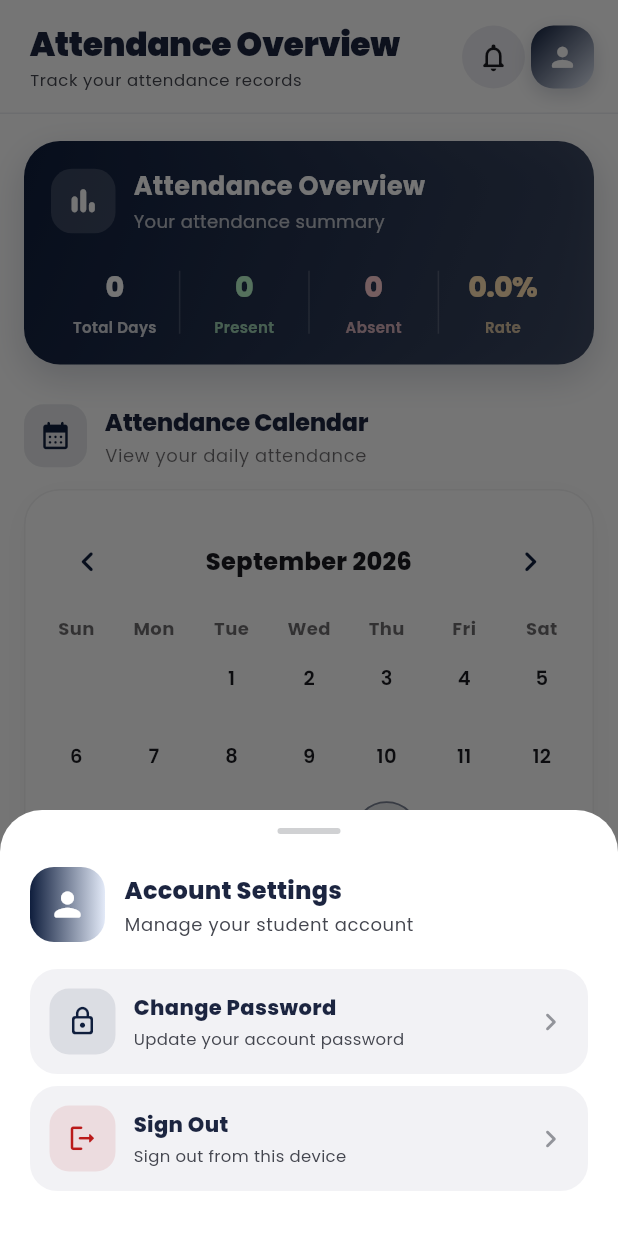
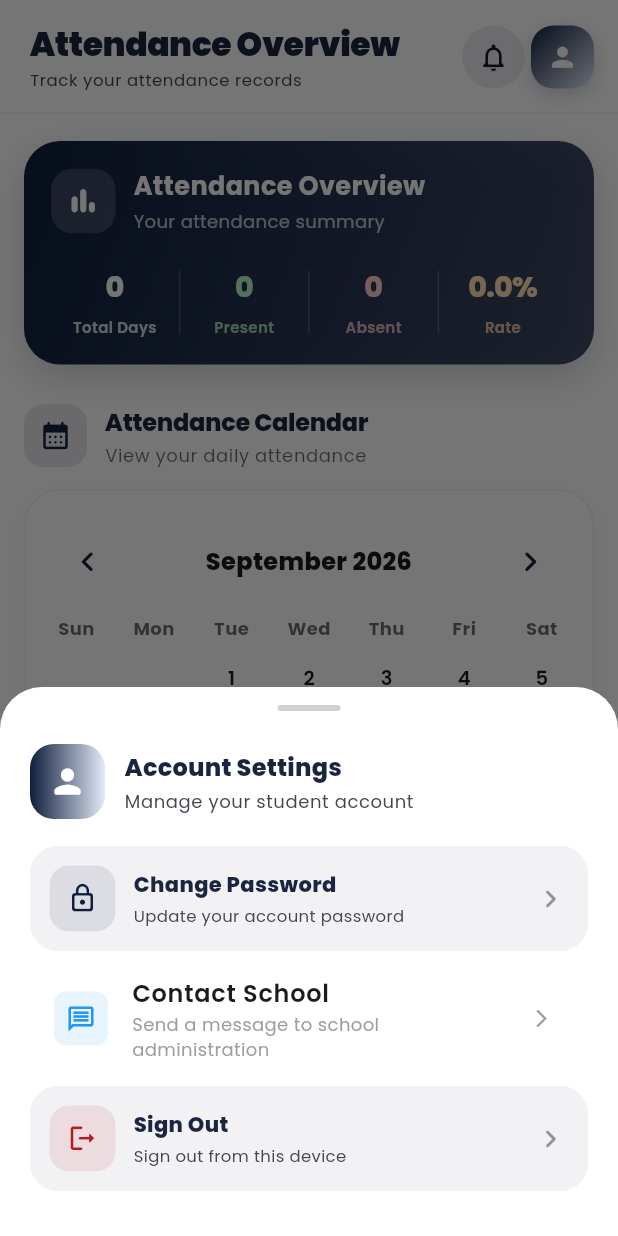
Before and after one commit to mueedkhan679/school_managment_software, a Flutter app: the MainScaffoldView screen opened directly, item 2 of the bottom bar chosen, after a tap on the "person" icon, on a phone screen of 412 x 824 dp. Run offline on Flutter 3.47's test engine with Material 3 defaults, Android fonts, the phone set to English and light mode, and no system bars; drawn by our look-alikes of flutter_animate, table_calendar; our stand-ins replace cached_network_image, firebase_core, firebase_messaging, flutter_local_notifications, flutter_secure_storage, flutter_spinkit and 5 more; missing offline and left inert: mobile_scanner; accounts and stored records are empty; network calls fail.

Commit message:
Add inbox direct reply and interactive student profile modal

```diff
--- a/student_portal_app/lib/views/main_scaffold_view.dart
+++ b/student_portal_app/lib/views/main_scaffold_view.dart
@@ -175,6 +175,29 @@ class _MainScaffoldViewState extends State<MainScaffoldView> {
                   onTap: () {
                     Navigator.pop(context);
                     _openChangePassword();
+                  },
+                ),
+
+                const SizedBox(height: 8),
+
+                ListTile(
+                  leading: Container(
+                    padding: const EdgeInsets.all(8),
+                    decoration: BoxDecoration(
+                      color: Colors.blue.withOpacity(0.1),
+                      borderRadius: BorderRadius.circular(8),
+                    ),
+                    child: const Icon(Icons.message_outlined, color: Colors.blue, size: 20),
+                  ),
+                  title: const Text('Contact School', style: TextStyle(fontWeight: FontWeight.w600)),
+                  subtitle: const Text('Send a message to school administration', style: TextStyle(fontSize: 12, color: Colors.grey)),
+                  trailing: const Icon(Icons.arrow_forward_ios, size: 14, color: Colors.grey),
+                  onTap: () {
+                    Navigator.pop(context);
+                    Navigator.push(
+                      context,
+                      MaterialPageRoute(builder: (_) => const ContactSchoolView()),
+                    );
                   },
                 ),
 
```
Also changed, not shown: student_portal_app/lib/views/contact_school_view.dart (+39 -0 lines).
